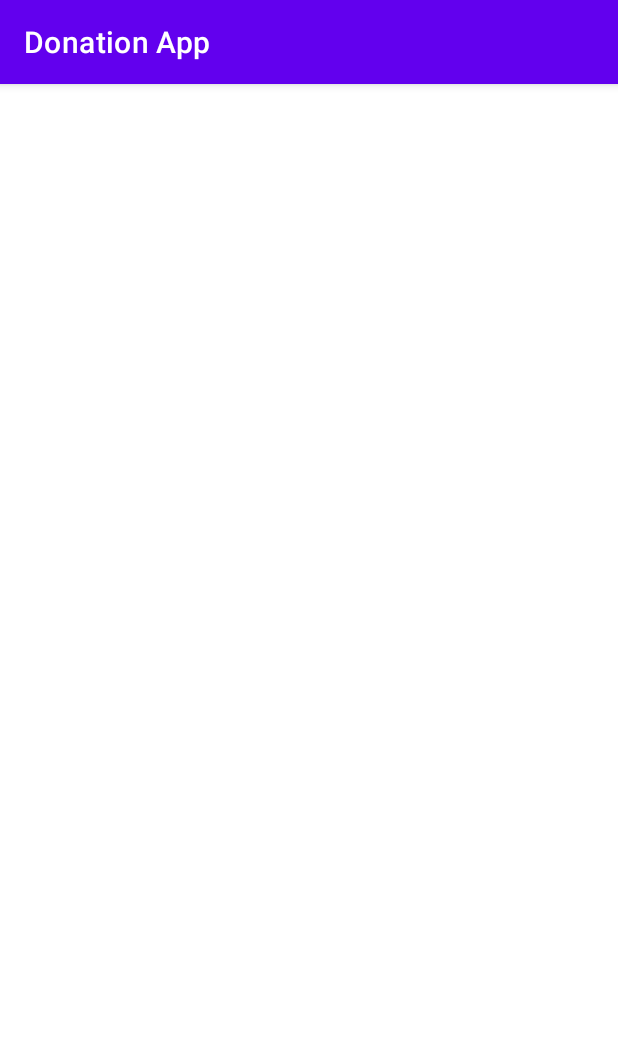
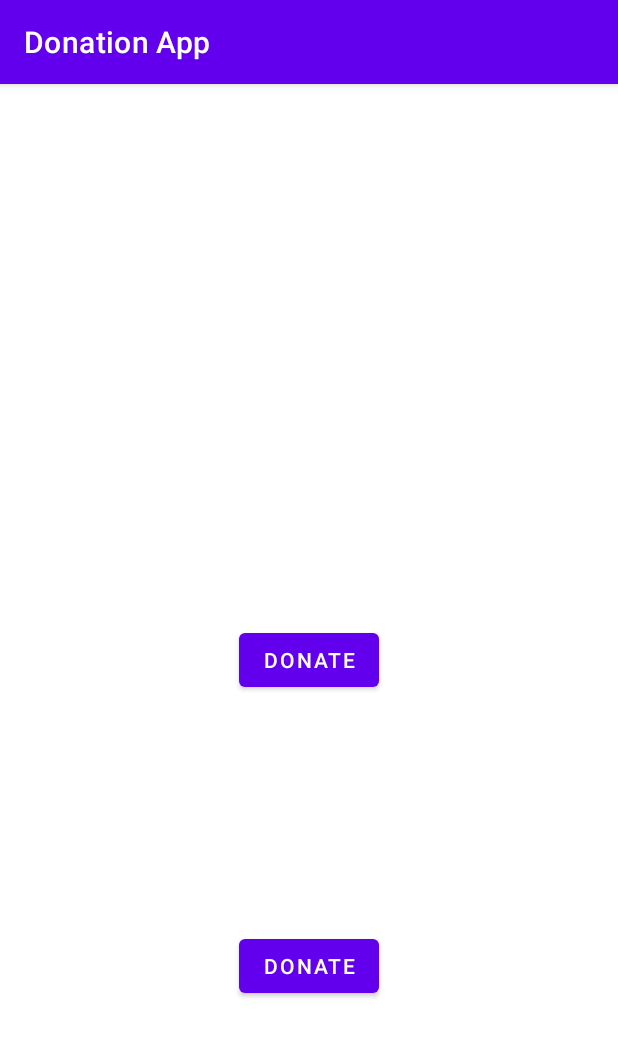
Before and after one commit to Bandhan-singh-katoch/Payment_gateway_Integration-tsf, an Android app: the screen it shows after launch (MainActivity), on a phone screen of 412 x 824 dp. Shown: the top 1037 px of the screen. Run offline under Robolectric (Android 15) with nearby library versions, the phone set to English and light mode, and no system bars; our stand-ins replace data binding; libraries missing offline, so code that uses them is left out: com.razorpay; 1 statement that could not run was skipped.

```diff
--- a/app/src/main/AndroidManifest.xml
+++ b/app/src/main/AndroidManifest.xml
@@ -2,7 +2,7 @@
 <manifest xmlns:android="http://schemas.android.com/apk/res/android"
     package="com.example.donationapp">
 
-    <uses-permission android:name="android.permission.INTERNET"/>
+    <uses-permission android:name="android.permission.INTERNET" />
 
     <application
         android:allowBackup="true"
@@ -11,7 +11,7 @@
         android:roundIcon="@mipmap/ic_launcher_round"
         android:supportsRtl="true"
         android:theme="@style/Theme.DonationApp">
-
+        <activity android:name=".RazorpayWebActivity" />
         <activity android:name=".MainActivity">
             <intent-filter>
                 <action android:name="android.intent.action.MAIN" />
@@ -22,7 +22,7 @@
 
         <meta-data
             android:name="com.razorpay.ApiKey"
-            android:value="rzp_test_tuUoDDRRAuZeF0"/>
+            android:value="rzp_test_tuUoDDRRAuZeF0" />
         <meta-data
             android:name="com.google.android.gms.wallet.api.enabled"
             android:value="true" />
--- a/app/src/main/java/com/example/donationapp/MainActivity.kt
+++ b/app/src/main/java/com/example/donationapp/MainActivity.kt
@@ -1,6 +1,7 @@
 package com.example.donationapp
 
 import android.app.Activity
+import android.content.Intent
 import android.os.Bundle
 import android.util.Log
 import android.widget.Toast
@@ -27,6 +28,10 @@ class MainActivity : AppCompatActivity(), PaymentResultListener {
 
         binding.donateButton.setOnClickListener {
             makeDonation()
+        }
+
+        binding.donateMail.setOnClickListener {
+            startActivity(Intent(this,RazorpayWebActivity::class.java))
         }
     }
 
--- a/app/src/main/res/layout/activity_main.xml
+++ b/app/src/main/res/layout/activity_main.xml
@@ -18,5 +18,15 @@
             app:layout_constraintTop_toTopOf="parent"
             />
 
+        <Button
+            android:id="@+id/donate_mail"
+            android:layout_width="wrap_content"
+            android:layout_height="wrap_content"
+            android:text="@string/donate"
+            app:layout_constraintBottom_toBottomOf="parent"
+            app:layout_constraintEnd_toEndOf="parent"
+            app:layout_constraintStart_toStartOf="parent"
+            app:layout_constraintTop_toBottomOf="@+id/donate_button" />
+
     </androidx.constraintlayout.widget.ConstraintLayout>
 </layout>
```
Also changed, not shown: app/src/main/java/com/example/donationapp/RazorpayWebActivity.kt (added, +24 -0 lines), app/src/main/res/layout/activity_razorpay_web.xml (added, +16 -0 lines).
